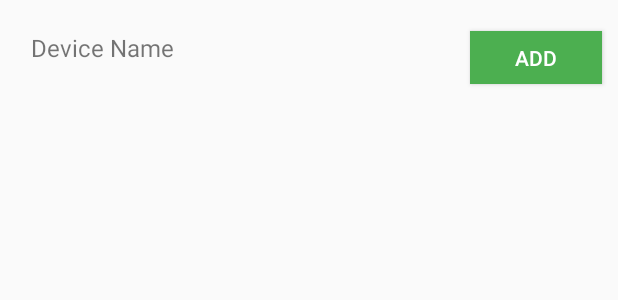
After one commit to karandeepmalik/TouchMeNot, an Android app: the layout device_row.xml on its own in the app's theme, with its tools: preview values and no code run, on a phone screen of 412 x 824 dp. The commit adds this screen. Shown: the top 300 px of the screen. Run offline under Robolectric (Android 15) with nearby library versions, the phone set to English and light mode, and no system bars.

Commit message:
Filter Devices In Progress

```diff
--- a/app/src/main/AndroidManifest.xml
+++ b/app/src/main/AndroidManifest.xml
@@ -8,6 +8,7 @@
 
     <uses-permission android:name="android.permission.ACCESS_FINE_LOCATION" />
     <uses-permission android:name="android.permission.ACCESS_COARSE_LOCATION" />
+    <uses-permission android:name="android.permission.ACCESS_BACKGROUND_LOCATION" />
 
 
     <application
@@ -18,7 +19,7 @@
         android:supportsRtl="true"
         android:theme="@style/AppTheme">
 
-        <activity android:name="com.hackforsweden.touchmenot.MainActivity"
+        <activity android:name=".MainActivity"
             android:screenOrientation="portrait"
 
             >
@@ -28,8 +29,9 @@
                 <category android:name="android.intent.category.LAUNCHER" />
             </intent-filter>
         </activity>
+        <activity android:name=".BluetoothScannedDevices"></activity>
         <service
-            android:name="com.hackforsweden.touchmenot.CheckForDistanceService"
+            android:name=".CheckForDistanceService"
             android:enabled="true"
             android:exported="false"></service>
     </application>
--- /dev/null
+++ b/app/src/main/java/com/hackforsweden/touchmenot/DeviceListItem.kt
@@ -0,0 +1,4 @@
+package com.hackforsweden.touchmenot
+
+class DeviceListItem (var deviceName: String?, val address: String?,  var showRemove: Boolean)
+{}
--- /dev/null
+++ b/app/src/main/res/layout/device_row.xml
@@ -0,0 +1,55 @@
+<?xml version="1.0" encoding="utf-8"?>
+<RelativeLayout xmlns:android="http://schemas.android.com/apk/res/android"
+    android:layout_width="match_parent"
+    android:layout_margin="5dp"
+    android:layout_height="match_parent">
+
+    <TextView
+        android:layout_width="wrap_content"
+        android:layout_height="wrap_content"
+        android:textSize="16sp"
+        android:layout_margin="15dp"
+        android:id="@+id/tvDeviceName"
+        android:text="Device Name"
+        />
+
+    <TextView
+        android:layout_width="wrap_content"
+        android:layout_below="@+id/tvDeviceName"
+        android:textColor="#8BC34A"
+        android:textStyle="bold"
+        android:visibility="gone"
+        android:id="@+id/tvAdded"
+        android:layout_marginLeft="15dp"
+        android:layout_height="wrap_content"
+        android:text="Added"
+        />
+
+    <Button
+        android:layout_width="wrap_content"
+        android:layout_height="35dp"
+        android:layout_alignParentRight="true"
+        android:id="@+id/Add"
+        android:layout_marginRight="5dp"
+        android:layout_marginTop="15dp"
+        android:background="#4CAF50"
+        android:layout_marginBottom="10dp"
+        android:textColor="#fff"
+        android:text="Add"
+        />
+
+    <Button
+        android:layout_width="wrap_content"
+         android:background="#F44336"
+        android:layout_marginBottom="10dp"
+        android:layout_alignParentRight="true"
+        android:visibility="gone"
+        android:id="@+id/remove"
+        android:textColor="#000"
+        android:layout_marginTop="15dp"
+        android:layout_marginRight="10dp"
+        android:layout_height="35dp"
+        android:text="Remove"
+        />
+
+</RelativeLayout>
```
Also changed, not shown: app/src/main/java/com/hackforsweden/touchmenot/BluetoothScannedDevices.kt (added, +167 -0 lines), app/src/main/java/com/hackforsweden/touchmenot/CheckForDistanceService.kt (+7 -2 lines), app/src/main/java/com/hackforsweden/touchmenot/DbHelper.kt (+70 -0 lines), app/src/main/java/com/hackforsweden/touchmenot/MainActivity.kt (+76 -46 lines), app/src/main/java/com/hackforsweden/touchmenot/ScannedDeviceListAdapter.kt (added, +54 -0 lines), app/src/main/res/layout/activity_bluetooth_scanned_devices.xml (added, +48 -0 lines), app/src/main/res/layout/activity_main.xml (+0 -14 lines), app/src/main/res/menu/menu.xml (added, +16 -0 lines), app/src/main/res/menu/menu_scan.xml (added, +20 -0 lines), app/src/main/res/values/strings.xml (+8 -1 lines).
